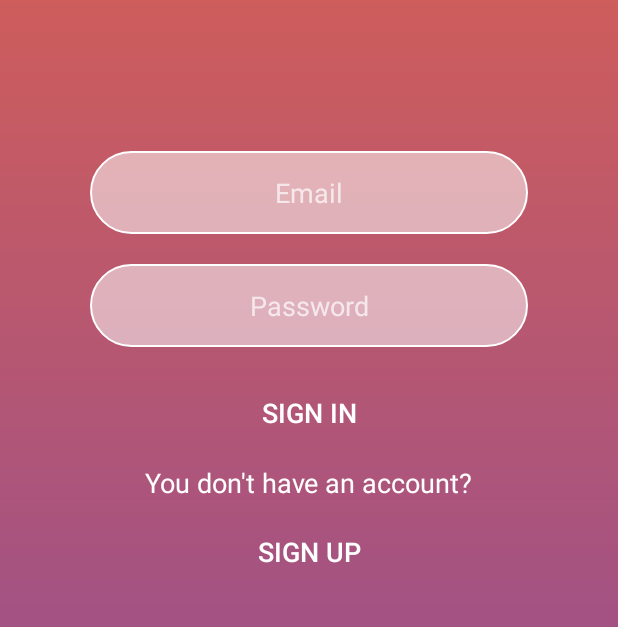
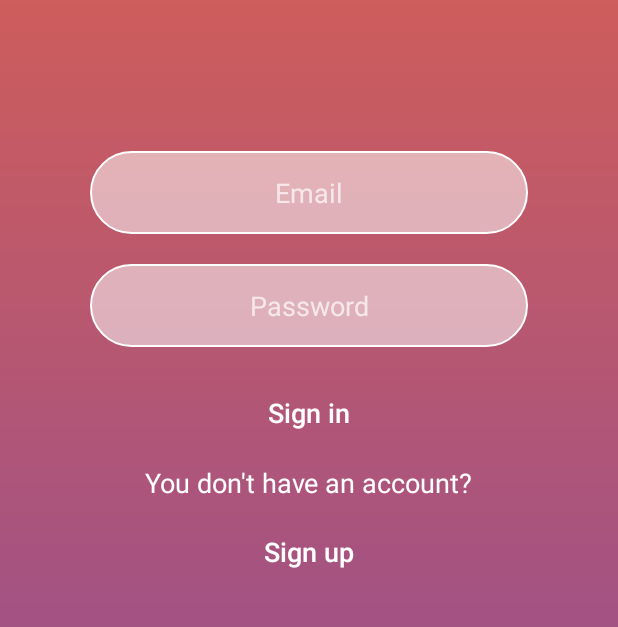
Before and after one commit to yuuming/Yumistagram, an Android app: the screen it shows after launch (SignInActivity), on a phone screen of 412 x 824 dp, the part 368-995 px from its top. Run offline under Robolectric (Android 15) with nearby library versions, the phone set to English and light mode, and no system bars.

Commit message:
Change button to lower case

```diff
--- a/app/src/main/res/layout/activity_sign_in.xml
+++ b/app/src/main/res/layout/activity_sign_in.xml
@@ -53,7 +53,8 @@
         android:text="@string/signin"
         android:textSize="@dimen/text_size_middium"
         android:background="@null"
-        android:textColor="@color/white"/>
+        android:textColor="@color/white"
+        android:textAllCaps="false"/>
 
     <TextView
         android:id="@+id/account_message"
@@ -62,7 +63,8 @@
         android:layout_height="wrap_content"
         android:text="@string/no_account_message"
         android:textSize="@dimen/text_size_middium"
-        android:textColor="@color/white"/>
+        android:textColor="@color/white"
+        />
 
     <Button
         android:id="@+id/sign_up"
@@ -72,5 +74,6 @@
         android:background="@null"
         android:textColor="@color/white"
         android:text="@string/signup_button"
-        android:textSize="@dimen/text_size_middium"/>
+        android:textSize="@dimen/text_size_middium"
+        android:textAllCaps="false"/>
 </LinearLayout>
--- a/app/src/main/res/layout/activity_sign_up.xml
+++ b/app/src/main/res/layout/activity_sign_up.xml
@@ -71,5 +71,6 @@
         android:layout_height="wrap_content"
         android:background="@null"
         android:text="@string/signup"
+        android:textAllCaps="false"
         android:textColor="@color/white"/>
 </LinearLayout>
```
